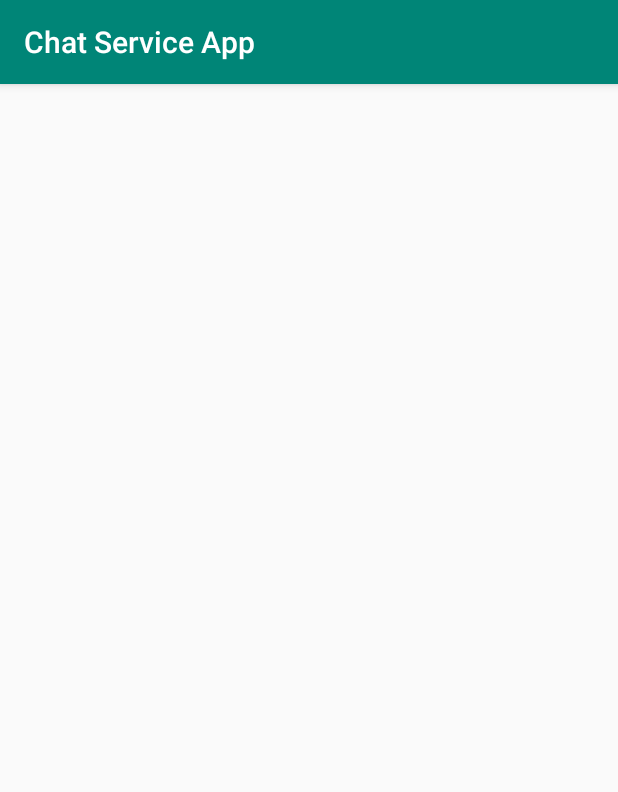
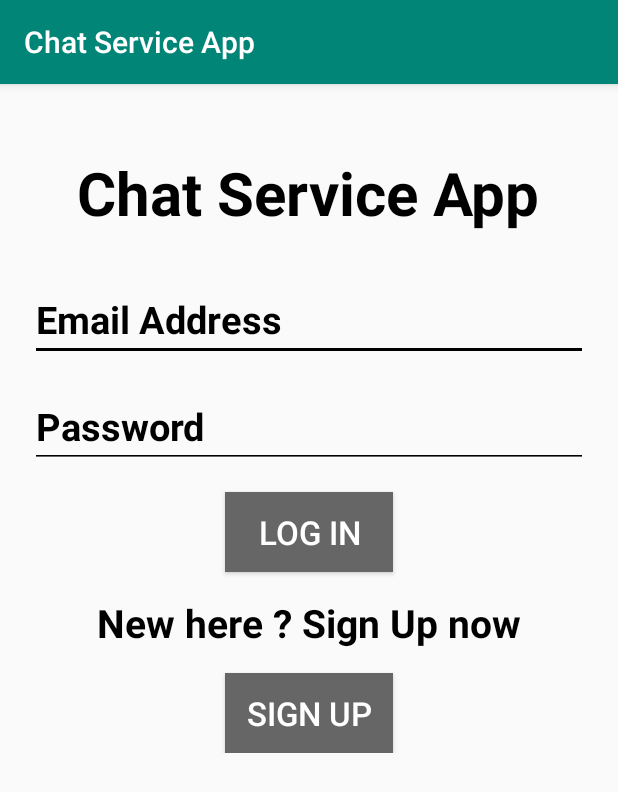
Before and after one commit to JasonHaque/ChatServiceApp, an Android app: the screen it shows after launch (LogInActivity), on a phone screen of 412 x 824 dp. Shown: the top 792 px of the screen. Run offline under Robolectric (Android 15) with nearby library versions, the phone set to English and light mode, and no system bars.

Commit message:
Raw login layout added

```diff
--- a/app/src/main/res/layout/activity_log_in.xml
+++ b/app/src/main/res/layout/activity_log_in.xml
@@ -1,9 +1,80 @@
 <?xml version="1.0" encoding="utf-8"?>
-<androidx.constraintlayout.widget.ConstraintLayout xmlns:android="http://schemas.android.com/apk/res/android"
+<ScrollView xmlns:android="http://schemas.android.com/apk/res/android"
     xmlns:app="http://schemas.android.com/apk/res-auto"
     xmlns:tools="http://schemas.android.com/tools"
     android:layout_width="match_parent"
     android:layout_height="match_parent"
     tools:context=".LogInActivity">
-
-</androidx.constraintlayout.widget.ConstraintLayout>
+    <LinearLayout
+        android:layout_width="match_parent"
+        android:layout_height="wrap_content"
+        android:padding="20dp"
+        android:layout_marginTop="25dp"
+        android:orientation="vertical">
+        <TextView
+            android:layout_width="wrap_content"
+            android:layout_height="wrap_content"
+            android:textStyle="bold"
+            android:textColor="#000000"
+            android:text="@string/app_name"
+            android:layout_gravity="center"
+            android:layout_marginBottom="30dp"
+            android:textSize="40sp"/>
+        <EditText
+            android:id="@+id/login_mail"
+            android:layout_width="match_parent"
+            android:layout_height="wrap_content"
+            android:hint="@string/email_address"
+            android:textColorHint="#000000"
+            android:textColor="#000000"
+            android:textStyle="bold"
+            android:textSize="25sp"
+            android:backgroundTint="#000000"
+            android:textCursorDrawable="@null"
+            android:inputType="textEmailAddress"
+            android:layout_marginBottom="16dp"/>
+        <EditText
+            android:id="@+id/login_password"
+            android:layout_width="match_parent"
+            android:layout_height="wrap_content"
+            android:textColorHint="#000000"
+            android:textStyle="bold"
+            android:textSize="25sp"
+            android:backgroundTint="#000000"
+            android:textCursorDrawable="@null"
+            android:textColor="#000000"
+            android:hint="@string/password"
+            android:inputType="textPassword"
+            android:layout_marginBottom="16dp"/>
+        <Button
+            android:id="@+id/login_button"
+            android:layout_width="112dp"
+            android:layout_height="wrap_content"
+            android:layout_gravity="center"
+            android:textColor="#ffffff"
+            android:textSize="22sp"
+            android:padding="12dp"
+            android:layout_marginBottom="16dp"
+            android:background="#666666"
+            android:text="@string/log_in"/>
+        <TextView
+            android:layout_width="wrap_content"
+            android:layout_height="wrap_content"
+            android:textSize="26sp"
+            android:layout_gravity="center"
+            android:textColor="#000000"
+            android:textStyle="bold"
+            android:layout_marginBottom="16dp"
+            android:text="@string/sign_up_msg"/>
+        <Button
+            android:id="@+id/signup_transfer"
+            android:layout_width="112dp"
+            android:textColor="#ffffff"
+            android:textSize="22sp"
+            android:padding="12dp"
+            android:background="#666666"
+            android:layout_gravity="center"
+            android:text="@string/sign_up"
+            android:layout_height="wrap_content"/>
+    </LinearLayout>
+</ScrollView>
--- a/app/src/main/res/values/strings.xml
+++ b/app/src/main/res/values/strings.xml
@@ -1,3 +1,9 @@
 <resources>
     <string name="app_name">Chat Service App</string>
+    <string name="email_address">Email Address</string>
+    <string name="password">Password</string>
+    <string name="log_in">Log In</string>
+    <string name="sign_up_msg">New here ? Sign Up now</string>
+    <string name="sign_up">Sign Up</string>
+    <string name="confirm_password">Confirm Password</string>
 </resources>
```
